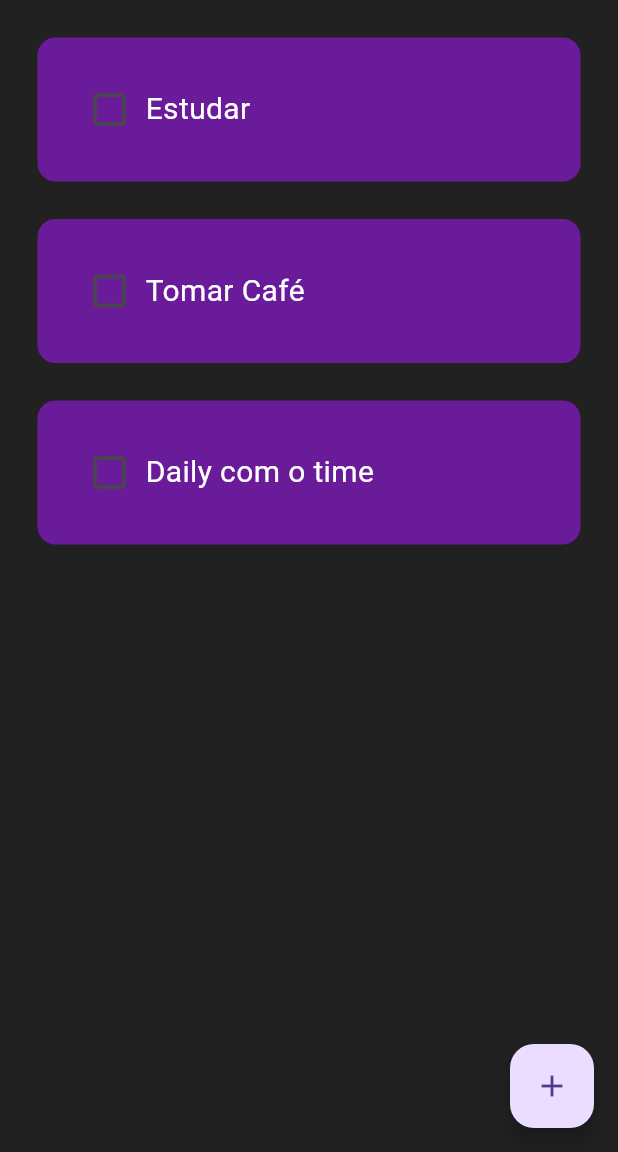
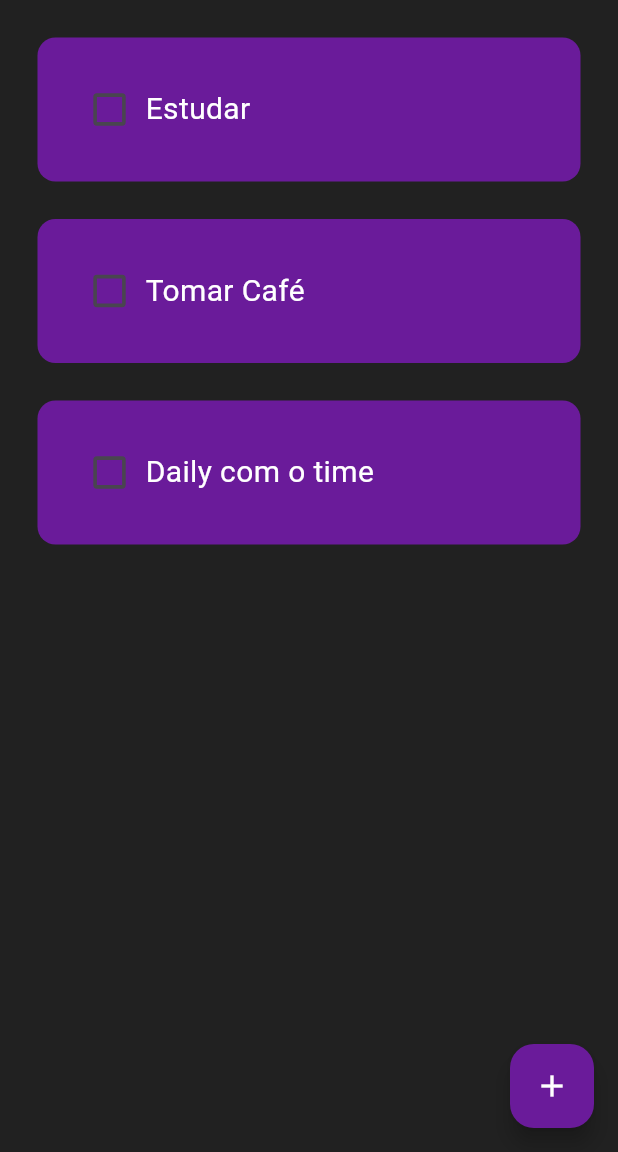
Before and after one commit to aguiarHugo/to_do_list, a Flutter app: the screen it shows after launch, on a phone screen of 412 x 824 dp, the part 84-1236 px from its top. Run offline on Flutter 3.47's test engine with Material 3 defaults, Android fonts, the phone set to English and light mode, and no system bars.

Commit message:
Style floatingActionButton colors

```diff
--- a/lib/pages/home_page.dart
+++ b/lib/pages/home_page.dart
@@ -52,7 +52,11 @@ class _HomePageState extends State<HomePage> {
       ),
       floatingActionButton: FloatingActionButton(
         onPressed: createNewTask,
-        child: Icon(Icons.add),
+        backgroundColor: Colors.purple[800], // Define a cor de fundo do botão
+        child: Icon(
+          Icons.add,
+          color: Colors.white, // Define a cor do ícone
+        ),
       ),
       body: ListView.builder(
         itemCount: toDoList.length,
```
